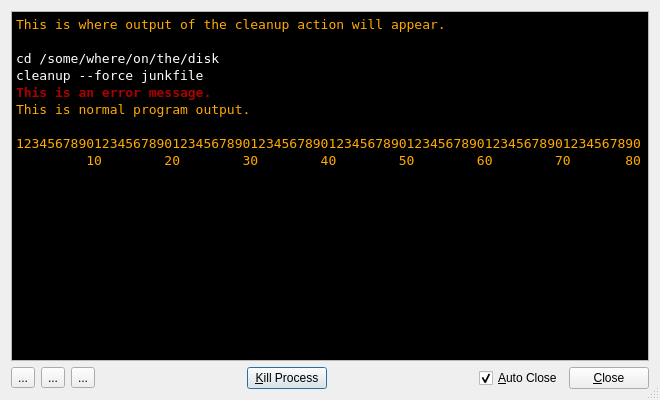
shundhammer/qdirstat, file src/output-window.ui: the form before one commit.
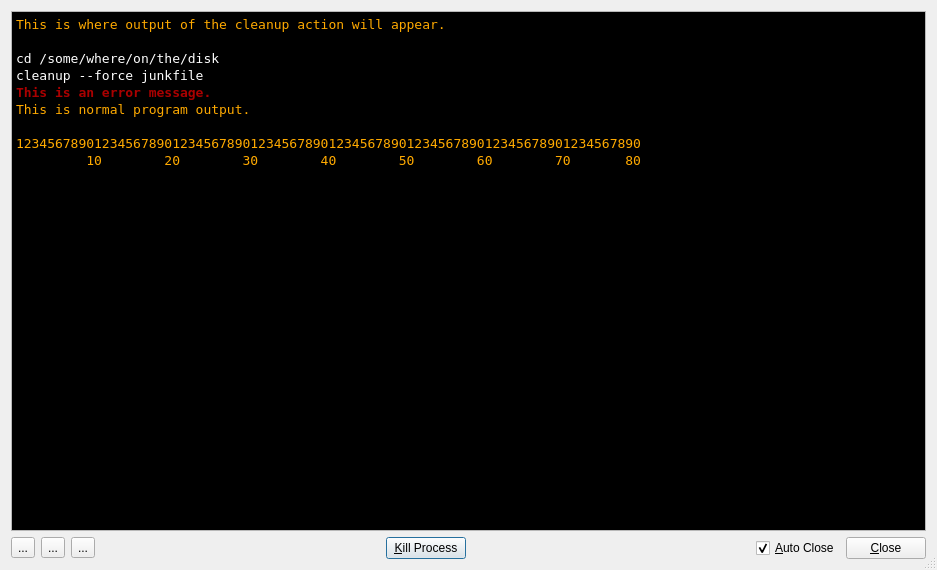
The form after the commit. Icons and pictures are not drawn.

Commit message: Don't mark sample text in .ui files and Fn keys for translation

What changed in the file:
```diff
--- a/src/output-window.ui
+++ b/src/output-window.ui
@@ -6,8 +6,8 @@
    <rect>
     <x>0</x>
     <y>0</y>
-    <width>660</width>
-    <height>400</height>
+    <width>937</width>
+    <height>570</height>
    </rect>
   </property>
   <property name="windowTitle">
@@ -90,7 +90,6 @@
      <property name="font">
       <font>
        <family>DejaVu Sans Mono</family>
-       <weight>50</weight>
        <bold>false</bold>
       </font>
      </property>
@@ -105,8 +104,11 @@
      </property>
      <property name="html">
       <string>&lt;!DOCTYPE HTML PUBLIC &quot;-//W3C//DTD HTML 4.0//EN&quot; &quot;http://www.w3.org/TR/REC-html40/strict.dtd&quot;&gt;
-&lt;html&gt;&lt;head&gt;&lt;meta name=&quot;qrichtext&quot; content=&quot;1&quot; /&gt;&lt;style type=&quot;text/css&quot;&gt;
+&lt;html&gt;&lt;head&gt;&lt;meta name=&quot;qrichtext&quot; content=&quot;1&quot; /&gt;&lt;meta charset=&quot;utf-8&quot; /&gt;&lt;style type=&quot;text/css&quot;&gt;
 p, li { white-space: pre-wrap; }
+hr { height: 1px; border-width: 0; }
+li.unchecked::marker { content: &quot;\2610&quot;; }
+li.checked::marker { content: &quot;\2612&quot;; }
 &lt;/style&gt;&lt;/head&gt;&lt;body style=&quot; font-family:'DejaVu Sans Mono'; font-size:10pt; font-weight:400; font-style:normal;&quot;&gt;
 &lt;p style=&quot; margin-top:0px; margin-bottom:0px; margin-left:0px; margin-right:0px; -qt-block-indent:0; text-indent:0px;&quot;&gt;This is where output of the cleanup action will appear.&lt;/p&gt;
 &lt;p style=&quot;-qt-paragraph-type:empty; margin-top:0px; margin-bottom:0px; margin-left:0px; margin-right:0px; -qt-block-indent:0; text-indent:0px;&quot;&gt;&lt;br /&gt;&lt;/p&gt;
```
Left out of the diff: 16 changed lines with no effect on the pictures. The commit also changes 7 other files.
